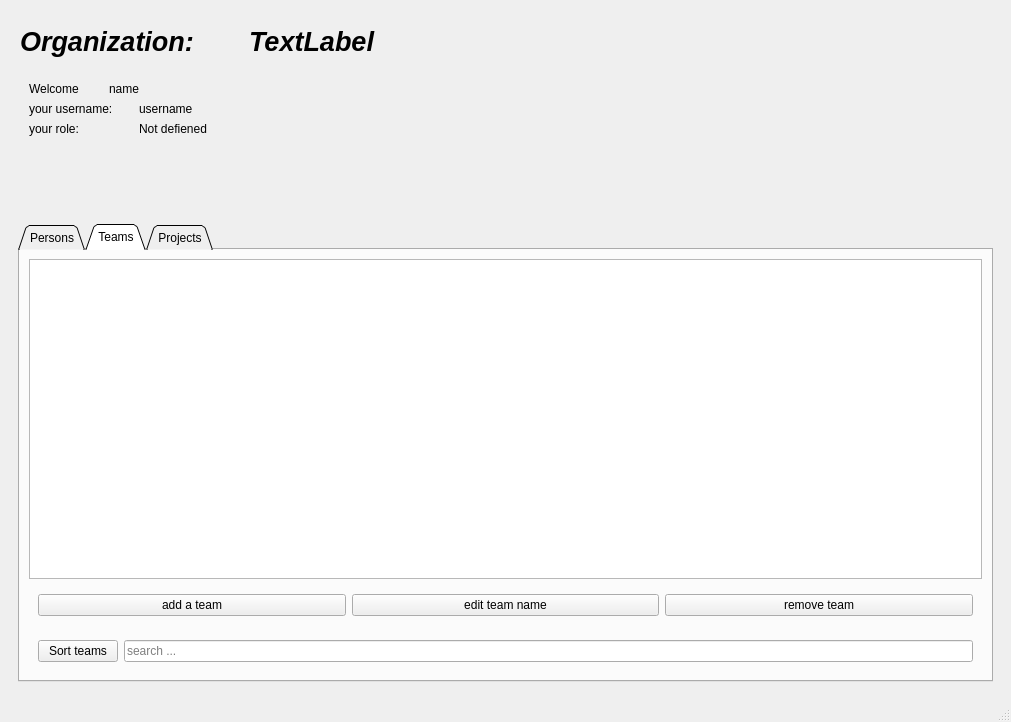
Old version of the form ToDoListClient/organizationswindow.ui in the repository captain-moji/To_Do_List_Project.
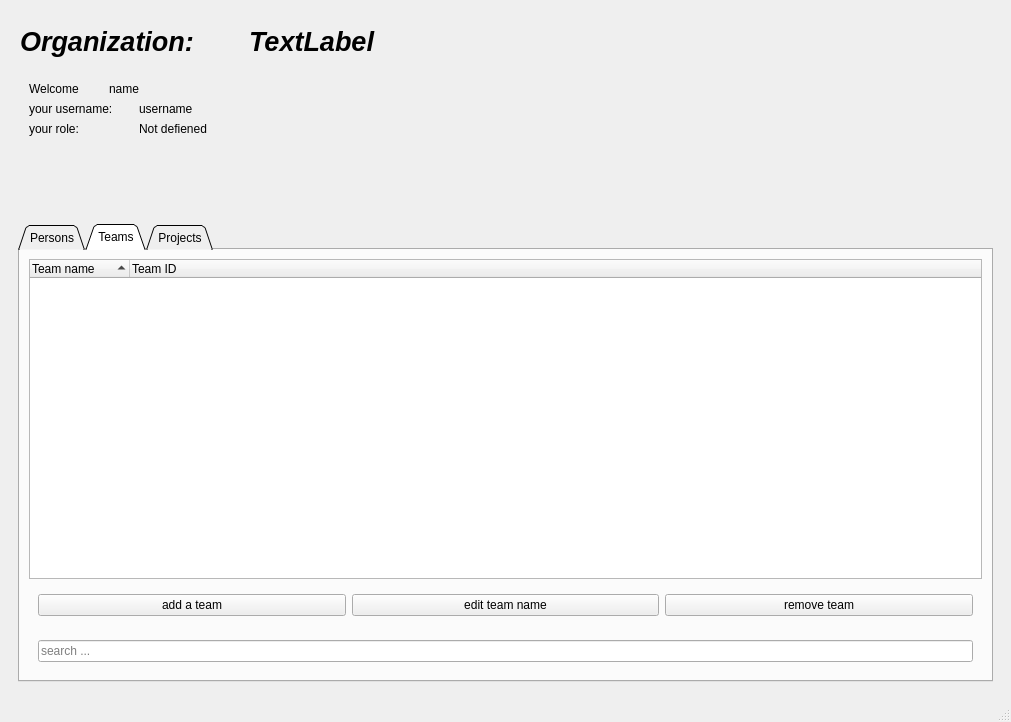
New version of the form. The open tabs and pages were chosen to show the change.

Commit message: Client OrganizationWindow add Team completed

The edit to the form file:
```diff
--- a/ToDoListClient/organizationswindow.ui
+++ b/ToDoListClient/organizationswindow.ui
@@ -310,7 +310,21 @@
           </attribute>
           <layout class="QVBoxLayout" name="verticalLayout_3">
            <item>
-            <widget class="QListWidget" name="teams_list_widget"/>
+            <widget class="QTreeWidget" name="teams_tree_widget">
+             <property name="sortingEnabled">
+              <bool>true</bool>
+             </property>
+             <column>
+              <property name="text">
+               <string>Team name</string>
+              </property>
+             </column>
+             <column>
+              <property name="text">
+               <string>Team ID</string>
+              </property>
+             </column>
+            </widget>
            </item>
            <item>
             <widget class="QWidget" name="widget_2" native="true">
@@ -342,13 +356,6 @@
            <item>
             <widget class="QWidget" name="widget_4" native="true">
              <layout class="QHBoxLayout" name="horizontalLayout_5">
-              <item>
-               <widget class="QPushButton" name="sort_teams_BTN">
-                <property name="text">
-                 <string>Sort teams</string>
-                </property>
-               </widget>
-              </item>
               <item>
                <widget class="QLineEdit" name="search_teams_line_edit">
                 <property name="placeholderText">
```
Left out of the diff: 18 changed lines with no effect on the pictures. The commit also changes 2 other files.
